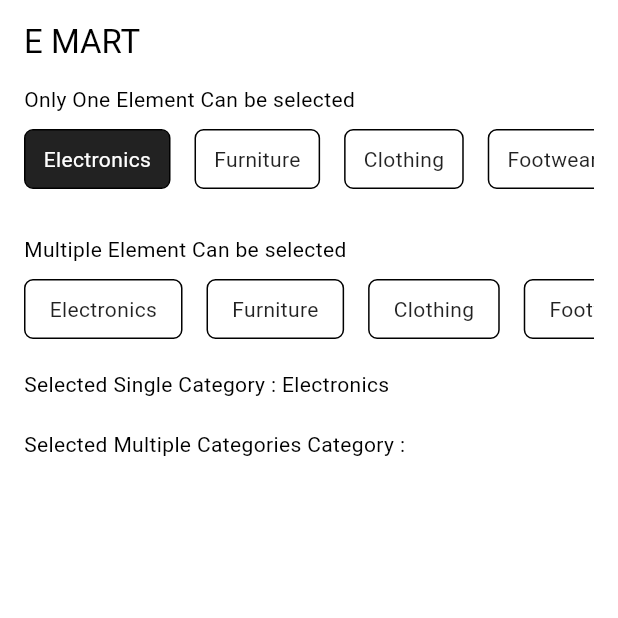
After one commit to DVLPR-AMDIN/Flutter-Learning, a Flutter app: the screen it shows after launch, on a phone screen of 412 x 824 dp, the top half of it. The commit adds this screen. Run offline on Flutter 3.47's test engine with Material 3 defaults, Android fonts, the light colour scheme and no system bars.

Commit message:
selector button

```diff
--- a/lib/main.dart
+++ b/lib/main.dart
@@ -1,8 +1,12 @@
 import 'package:flutter/material.dart';
 import 'package:probity/view/List_Screen.dart';
 import 'package:probity/view/Scroll_Screen.dart';
+import 'package:probity/view/Counter1.dart';
+
+import 'package:probity/view/buttonsprac.dart';
 import 'package:probity/view/home_screen/home_screen.dart';
 import 'package:probity/view/padding.dart';
+import 'package:probity/view/selectors.dart';
 import 'package:probity/view/stack_screen.dart';
 
 void main() {
@@ -14,8 +18,11 @@ class Demo extends StatelessWidget {
   @override
   Widget build(BuildContext context) {
     return MaterialApp(
-      debugShowCheckedModeBanner: false,
-      home: Listview(),
-    );
+        theme: ThemeData(
+          colorScheme: ColorScheme.light(
+              primary: const Color.fromARGB(255, 7, 205, 255)),
+        ),
+        debugShowCheckedModeBanner: false,
+        home: Selectors());
   }
 }
--- /dev/null
+++ b/lib/view/selectors.dart
@@ -0,0 +1,162 @@
+import 'package:flutter/material.dart';
+
+List<String> categories = [
+  "Electronics",
+  "Furniture",
+  "Clothing",
+  "Footwear",
+  "Groceries",
+  "Toys",
+  "Books",
+  "Stationery",
+  "Automotive",
+  "Beauty & Personal Care",
+  "Home Appliances",
+  "Sports Equipment",
+  "Outdoor Gear",
+  "Jewelry",
+  "Pet Supplies",
+  "Health & Wellness",
+  "Musical Instruments",
+  "Garden Supplies",
+  "Office Supplies",
+  "Art & Craft Supplies"
+];
+
+class Selectors extends StatefulWidget {
+  Selectors({super.key});
+
+  @override
+  State<Selectors> createState() => _SelectorsState();
+}
+
+class _SelectorsState extends State<Selectors> {
+  int selectedCategoryIndex = 0;
+
+  List<int> selectedCategories = [];
+
+  @override
+  Widget build(BuildContext context) {
+    return Scaffold(
+      appBar: AppBar(
+        title: Text("E MART"),
+      ),
+      body: Container(
+        width: double.infinity,
+        padding: EdgeInsets.symmetric(horizontal: 16),
+        child: Column(
+          crossAxisAlignment: CrossAxisAlignment.start,
+          children: [
+            Text("Only One Element Can be selected"),
+            SizedBox(
+              height: 10,
+            ),
+            SizedBox(
+              height: 40,
+              child: ListView(
+                scrollDirection: Axis.horizontal,
+                children: List.generate(
+                  categories.length,
+                  (index) => Container(
+                    margin: EdgeInsets.only(right: 16),
+                    decoration: BoxDecoration(
+                      color: index == selectedCategoryIndex
+                          ? Colors.black87
+                          : Colors.white,
+                      border: Border.all(),
+                      borderRadius: BorderRadius.circular(6),
+                    ),
+                    child: Material(
+                      color: Colors.transparent,
+                      child: InkWell(
+                        onTap: () {
+                          selectedCategoryIndex = index;
+                          setState(() {});
+                        },
+                        child: Container(
+                          padding:
+                              EdgeInsets.symmetric(horizontal: 12, vertical: 6),
+                          alignment: Alignment.center,
+                          child: Text(
+                            categories[index],
+                            style: TextStyle(
+                              color: index == selectedCategoryIndex
+                                  ? Colors.white
+                                  : Colors.black87,
+                            ),
+                          ),
+                        ),
+                      ),
+                    ),
+                  ),
+                ),
+              ),
+            ),
+            SizedBox(
+              height: 30,
+            ),
+            Text("Multiple Element Can be selected"),
+            SizedBox(
+              height: 10,
+            ),
+            SizedBox(
+              height: 40,
+              child: ListView.builder(
+                scrollDirection: Axis.horizontal,
+                itemCount: categories.length,
+                itemBuilder: (context, index) => GestureDetector(
+                  onTap: () {
+                    if (selectedCategories.contains(index)) {
+                      selectedCategories.remove(index);
+                    } else {
+                      selectedCategories.add(index);
+                    }
+
+                    setState(() {});
+                  },
+                  child: Container(
+                    margin: EdgeInsets.only(right: 16),
+                    alignment: Alignment.center,
+                    padding: EdgeInsets.symmetric(horizontal: 16, vertical: 6),
+                    decoration: BoxDecoration(
+                      color: selectedCategories.contains(index)
+                          ? Colors.black87
+                          : Colors.white,
+                      border: Border.all(),
+                      borderRadius: BorderRadius.circular(6),
+                    ),
+                    child: Text(
+                      categories[index],
+                      style: TextStyle(
+                          color: selectedCategories.contains(index)
+                              ? Colors.white
+                              : Colors.black87),
+                    ),
+                  ),
+                ),
+              ),
+            ),
+            SizedBox(
+              height: 20,
+            ),
+            Text(
+              "Selected Single Category : ${categories[selectedCategoryIndex]}",
+            ),
+            SizedBox(
+              height: 20,
+            ),
+            Text(
+              "Selected Multiple Categories Category : ",
+            ),
+            ...List.generate(
+              selectedCategories.length,
+              (index) => Text(
+                categories[selectedCategories[index]],
+              ),
+            )
+          ],
+        ),
+      ),
+    );
+  }
+}
```
Also changed, not shown: lib/view/Counter1.dart (added, +69 -0 lines), lib/view/buttonsprac.dart (added, +135 -0 lines).
